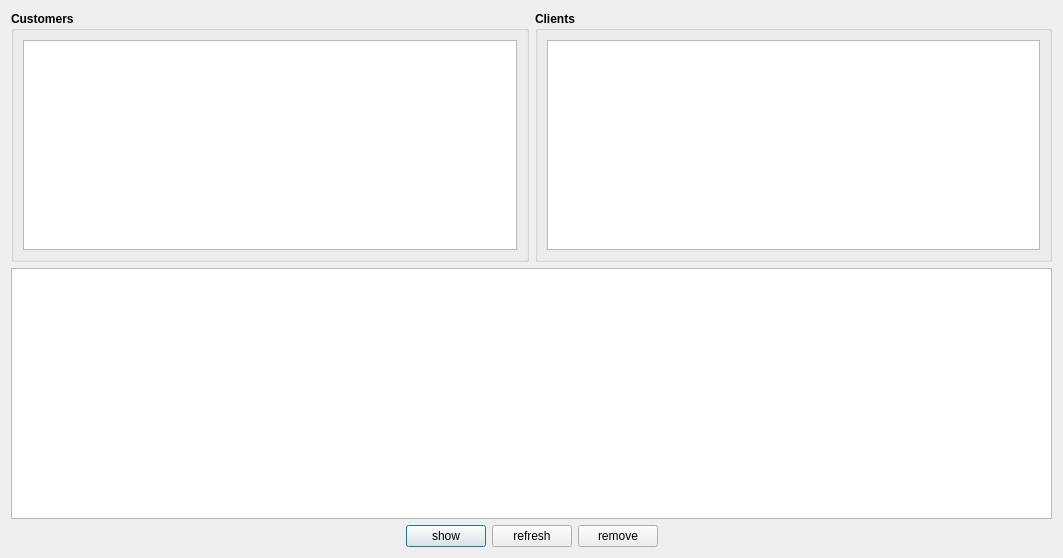
The window that Stor/admin_page.ui (AP-projects-4001/IUT-s-crackpots) describes before a commit, drawn with Qt 5.
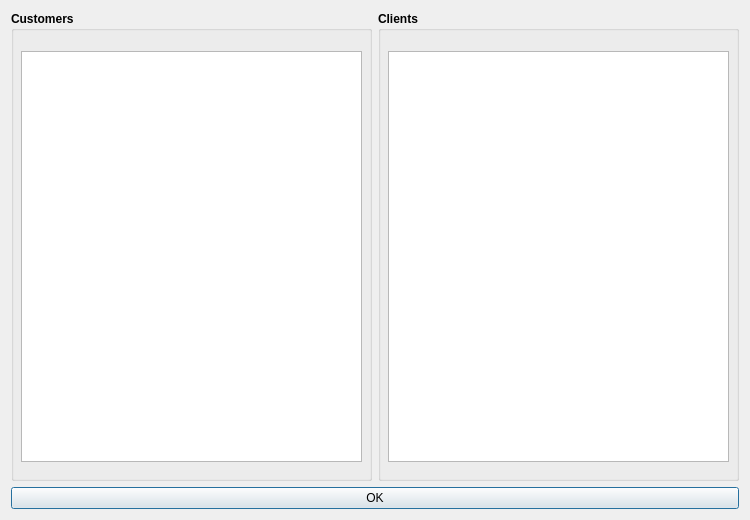
The same window after the commit.

What changed in the file:
```diff
--- a/Stor/admin_page.ui
+++ b/Stor/admin_page.ui
@@ -6,68 +6,15 @@
    <rect>
     <x>0</x>
     <y>0</y>
-    <width>1063</width>
-    <height>558</height>
+    <width>750</width>
+    <height>520</height>
    </rect>
   </property>
   <property name="windowTitle">
    <string>Dialog</string>
   </property>
-  <layout class="QGridLayout" name="gridLayout_3">
-   <item row="2" column="0">
-    <layout class="QHBoxLayout" name="horizontalLayout">
-     <item>
-      <spacer name="horizontalSpacer">
-       <property name="orientation">
-        <enum>Qt::Horizontal</enum>
-       </property>
-       <property name="sizeHint" stdset="0">
-        <size>
-         <width>40</width>
-         <height>20</height>
-        </size>
-       </property>
-      </spacer>
-     </item>
-     <item>
-      <widget class="QPushButton" name="showBtn">
-       <property name="text">
-        <string>show</string>
-       </property>
-      </widget>
-     </item>
-     <item>
-      <widget class="QPushButton" name="refreshBtn">
-       <property name="text">
-        <string>refresh</string>
-       </property>
-      </widget>
-     </item>
-     <item>
-      <widget class="QPushButton" name="removeBtn">
-       <property name="text">
-        <string>remove</string>
-       </property>
-      </widget>
-     </item>
-     <item>
-      <spacer name="horizontalSpacer_2">
-       <property name="orientation">
-        <enum>Qt::Horizontal</enum>
-       </property>
-       <property name="sizeHint" stdset="0">
-        <size>
-         <width>40</width>
-         <height>20</height>
-        </size>
-       </property>
-      </spacer>
-     </item>
-    </layout>
-   </item>
+  <layout class="QGridLayout" name="gridLayout">
    <item row="0" column="0">
-    <layout class="QHBoxLayout" name="horizontalLayout_2">
-     <item>
       <widget class="QGroupBox" name="groupBox">
        <property name="font">
         <font>
@@ -77,14 +24,19 @@
        <property name="title">
         <string>Customers</string>
        </property>
-       <layout class="QGridLayout" name="gridLayout_2">
-        <item row="0" column="0">
-         <widget class="QListWidget" name="customerListWidget"/>
-        </item>
-       </layout>
-      </widget>
-     </item>
-     <item>
+     <widget class="QListWidget" name="customerListWidget">
+      <property name="geometry">
+       <rect>
+        <x>10</x>
+        <y>40</y>
+        <width>341</width>
+        <height>411</height>
+       </rect>
+      </property>
+     </widget>
+    </widget>
+   </item>
+   <item row="0" column="1">
       <widget class="QGroupBox" name="groupBox_2">
        <property name="font">
         <font>
@@ -94,17 +46,24 @@
        <property name="title">
         <string>Clients</string>
        </property>
-       <layout class="QGridLayout" name="gridLayout">
-        <item row="0" column="0">
-         <widget class="QListWidget" name="clientListWidget"/>
-        </item>
-       </layout>
-      </widget>
-     </item>
-    </layout>
-   </item>
-   <item row="1" column="0">
-    <widget class="QTextEdit" name="showInfo"/>
+     <widget class="QListWidget" name="clientListWidget">
+      <property name="geometry">
+       <rect>
+        <x>10</x>
+        <y>40</y>
+        <width>341</width>
+        <height>411</height>
+       </rect>
+      </property>
+     </widget>
+    </widget>
+   </item>
+   <item row="1" column="0" colspan="2">
+    <widget class="QPushButton" name="pushButton">
+     <property name="text">
+      <string>OK</string>
+     </property>
+    </widget>
    </item>
   </layout>
  </widget>
```
Lines whose indentation alone changed are shown as unchanged.
